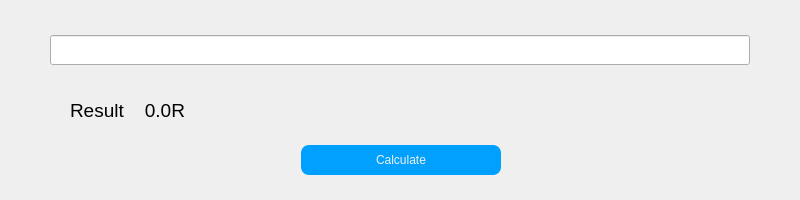
First picture: the form in window.ui, repository StepanTWL/ResistorCalculator, before the edit.
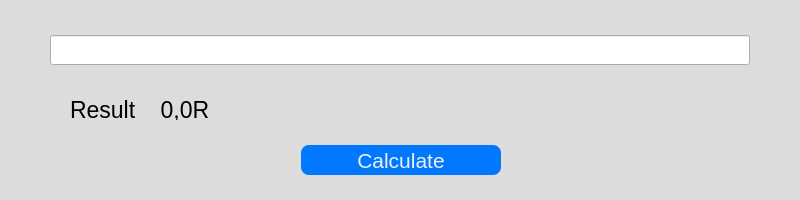
Second picture: the form after the edit.

What changed in the file:
```diff
--- a/window.ui
+++ b/window.ui
@@ -25,6 +25,9 @@
   <property name="windowTitle">
    <string>Resistor Calculator</string>
   </property>
+  <property name="styleSheet">
+   <string notr="true">QDialog{background-color: rgb(220,220,220);}</string>
+  </property>
   <widget class="QWidget" name="gridLayoutWidget">
    <property name="geometry">
     <rect>
@@ -147,9 +150,15 @@
         <height>30</height>
        </size>
       </property>
+      <property name="font">
+       <font>
+        <family>Arial</family>
+        <pointsize>16</pointsize>
+       </font>
+      </property>
       <property name="styleSheet">
        <string notr="true">QPushButton {
-    background-color:  rgb(0, 160, 255);
+    background-color:  rgb(0, 120, 255);
     color:  rgb(240, 240, 240);
 	border-radius: 8px; 
 }</string>
@@ -179,30 +188,38 @@
     <rect>
      <x>70</x>
      <y>100</y>
-     <width>260</width>
+     <width>360</width>
      <height>20</height>
     </rect>
    </property>
    <property name="minimumSize">
     <size>
-     <width>260</width>
+     <width>360</width>
      <height>20</height>
     </size>
    </property>
    <property name="maximumSize">
     <size>
-     <width>260</width>
+     <width>360</width>
      <height>20</height>
     </size>
    </property>
    <property name="font">
     <font>
      <family>Arial</family>
-     <pointsize>14</pointsize>
+     <pointsize>17</pointsize>
+     <weight>50</weight>
+     <italic>false</italic>
+     <bold>false</bold>
     </font>
    </property>
+   <property name="styleSheet">
+    <string notr="true">font: 17pt &quot;Arial&quot;;
+color: rgb(0, 0, 0);
+</string>
+   </property>
    <property name="text">
-    <string>Result    0.0R</string>
+    <string>Result    0,0R</string>
    </property>
   </widget>
  </widget>
```
